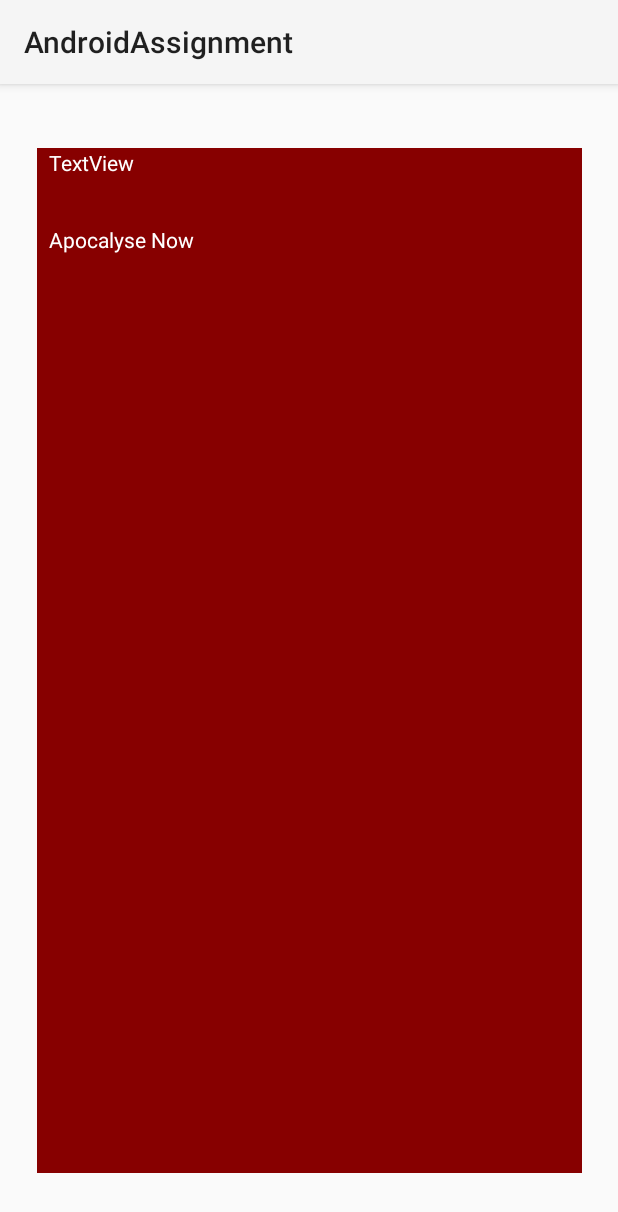
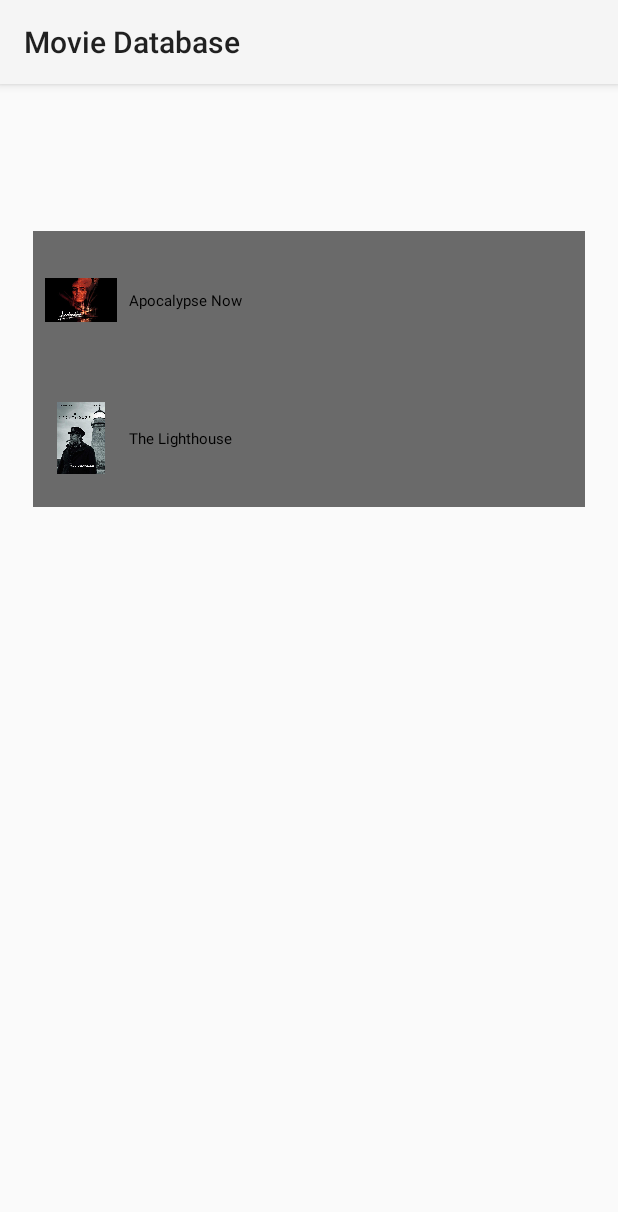
Before and after one commit to mnhnielsen/AndroidAssignment, an Android app: the screen it shows after launch (MainActivity), on a phone screen of 412 x 824 dp. Shown: the top 1212 px of the screen. Run offline under Robolectric (Android 15) with nearby library versions, the light colour scheme and no system bars; our stand-ins replace Room's generated code.

Commit message:
Details and list added

```diff
--- a/app/src/main/AndroidManifest.xml
+++ b/app/src/main/AndroidManifest.xml
@@ -25,6 +25,9 @@
                 android:name="android.app.lib_name"
                 android:value="" />
         </activity>
+        <activity android:name=".MovieDetailActivity" android:parentActivityName=".MainActivity">
+
+        </activity>
     </application>
 
 </manifest>
--- a/app/src/main/java/com/example/androidassignment/Database/Movie.kt
+++ b/app/src/main/java/com/example/androidassignment/Database/Movie.kt
@@ -1,5 +1,6 @@
 package com.example.androidassignment.Database
 
+import androidx.annotation.DrawableRes
 import androidx.room.ColumnInfo
 import androidx.room.Entity
 import androidx.room.PrimaryKey
@@ -8,5 +9,7 @@
 data class Movie(
     @PrimaryKey val id: Int,
     @ColumnInfo(name="title") val movieTitle: String,
-    @ColumnInfo(name = "description") val description: String
+    @ColumnInfo(name = "description") val description: String,
+    @DrawableRes
+    @ColumnInfo(name = "image") val image: Int
 )
--- a/app/src/main/java/com/example/androidassignment/Database/MovieAdapter.kt
+++ b/app/src/main/java/com/example/androidassignment/Database/MovieAdapter.kt
@@ -3,30 +3,47 @@
 
 import android.view.LayoutInflater
 import android.view.View
+import android.view.View.OnClickListener
 import android.view.ViewGroup
-import android.widget.CheckBox
+import android.widget.ImageView
 import android.widget.TextView
 import androidx.recyclerview.widget.RecyclerView
 import com.example.androidassignment.R
 
-class MovieAdapter(private val data : ArrayList<Movie>) : RecyclerView.Adapter<MovieAdapter.ViewHolder>() {
+class MovieAdapter(
+    private val data: ArrayList<Movie>
+) : RecyclerView.Adapter<MovieAdapter.ViewHolder>() {
 
-    inner class ViewHolder(item : View): RecyclerView.ViewHolder(item){
-        val movieTitle : TextView = item.findViewById(R.id.movieTitle)
-        val description : TextView = item.findViewById(R.id.description)
+    var onItemClick: ((Movie) -> Unit)? = null
+
+    inner class ViewHolder(item: View) :
+        RecyclerView.ViewHolder(item) {
+
+        val movieTitle: TextView = item.findViewById(R.id.movieTitle)
+        val movieImage: ImageView = item.findViewById(R.id.movieImage)
+
+        init {
+            itemView.setOnClickListener {
+                onItemClick?.invoke(data[adapterPosition])
+            }
+        }
+
     }
 
+
     override fun onCreateViewHolder(parent: ViewGroup, viewType: Int): ViewHolder {
-        val view = LayoutInflater.from(parent.context).inflate(R.layout.movie_view_holder, parent, false)
+        val view =
+            LayoutInflater.from(parent.context).inflate(R.layout.movie_view_holder, parent, false)
         return ViewHolder(view)
     }
 
     override fun onBindViewHolder(holder: ViewHolder, position: Int) {
         holder.movieTitle.text = data[position].movieTitle
-
+        holder.movieImage.setImageResource(data[position].image)
     }
 
     override fun getItemCount(): Int {
         return data.size
     }
+
 }
--- a/app/src/main/java/com/example/androidassignment/Database/MovieDatabase.kt
+++ b/app/src/main/java/com/example/androidassignment/Database/MovieDatabase.kt
@@ -6,7 +6,7 @@
 import androidx.room.Room.databaseBuilder
 import androidx.room.RoomDatabase
 
-@Database(entities = arrayOf(Movie::class), version = 1)
+@Database(entities = arrayOf(Movie::class), version = 3)
 abstract class MovieDatabase : RoomDatabase() {
     abstract fun movieDao(): MovieDao
 
@@ -17,6 +17,7 @@
             if (INSTANCE == null) {
                 INSTANCE = databaseBuilder(context.applicationContext, MovieDatabase::class.java, "MovieDatabase")
                     .allowMainThreadQueries()
+                    .fallbackToDestructiveMigration()
                     .build()
             }
             return INSTANCE
--- a/app/src/main/java/com/example/androidassignment/MainActivity.kt
+++ b/app/src/main/java/com/example/androidassignment/MainActivity.kt
@@ -1,5 +1,6 @@
 package com.example.androidassignment
 
+import android.content.Intent
 import androidx.appcompat.app.AppCompatActivity
 import android.os.Bundle
 import android.util.Log
@@ -11,8 +12,9 @@
 
 class MainActivity : AppCompatActivity() {
 
-    lateinit var db : MovieDatabase
+    lateinit var db: MovieDatabase
     lateinit var adapter: MovieAdapter
+    var movieList: ArrayList<Movie> = arrayListOf()
 
     override fun onCreate(savedInstanceState: Bundle?) {
         super.onCreate(savedInstanceState)
@@ -20,22 +22,19 @@
 
         db = MovieDatabase.getAppDatabase(this)!!
 
+        Log.i("Test", "this is a test")
 
-        if(db.movieDao().getAllMovies().isEmpty()){
+        if (db.movieDao().getAllMovies().isEmpty()) {
             Log.i("DatabaseTest", "Ran Database Population")
-            var movie = Movie(1, "Apocalyse Now", "Best movie ever made")
-            var movie1 = Movie(2, "The Lighthouse", "Second Best movie ever made")
-
-
+            var movie = Movie(1, "Apocalypse Now", "Best movie ever made", R.drawable.apocalypse)
+            var movie1 =
+                Movie(2, "The Lighthouse", "Second Best movie ever made", R.drawable.lighthouse)
             db.movieDao().insert(movie)
             db.movieDao().insert(movie1)
         }
 
 
-        var movieList : ArrayList<Movie> = arrayListOf()
-        for (movie in db.movieDao().getAllMovies()){
-            movieList.add(movie)
-        }
+        movieList.addAll(db.movieDao().getAllMovies())
         adapter = MovieAdapter(movieList)
 
         var recyclerView: RecyclerView = findViewById(R.id.movieView)
@@ -43,5 +42,12 @@
         var layoutManager = StaggeredGridLayoutManager(1, StaggeredGridLayoutManager.VERTICAL)
         recyclerView.layoutManager = layoutManager
         recyclerView.adapter = adapter
+        adapter.onItemClick = { movie ->
+            val intent = Intent(this, MovieDetailActivity::class.java)
+            intent.putExtra("Movie", movie.id)
+            Log.d("CLICKED", movie.movieTitle)
+            startActivity(intent)
+        }
     }
+
 }
--- a/app/src/main/res/layout/activity_main.xml
+++ b/app/src/main/res/layout/activity_main.xml
@@ -8,8 +8,8 @@
 
     <androidx.recyclerview.widget.RecyclerView
         android:id="@+id/movieView"
-        android:layout_width="379dp"
-        android:layout_height="699dp"
+        android:layout_width="368dp"
+        android:layout_height="572dp"
         android:layout_marginStart="16dp"
         android:layout_marginTop="16dp"
         android:layout_marginEnd="16dp"
@@ -18,4 +18,5 @@
         app:layout_constraintEnd_toEndOf="parent"
         app:layout_constraintStart_toStartOf="parent"
         app:layout_constraintTop_toTopOf="parent" />
+
 </androidx.constraintlayout.widget.ConstraintLayout>
--- a/app/src/main/res/layout/movie_view_holder.xml
+++ b/app/src/main/res/layout/movie_view_holder.xml
@@ -1,44 +1,40 @@
 <?xml version="1.0" encoding="utf-8"?>
 <androidx.constraintlayout.widget.ConstraintLayout xmlns:android="http://schemas.android.com/apk/res/android"
     xmlns:app="http://schemas.android.com/apk/res-auto"
-    xmlns:tools="http://schemas.android.com/tools"
     android:layout_width="match_parent"
-    android:layout_height="match_parent">
+    android:layout_height="wrap_content">
+
 
     <View
         android:id="@+id/view"
-        android:layout_width="0dp"
-        android:layout_height="0dp"
-        android:layout_marginStart="8dp"
-        android:layout_marginTop="8dp"
+        android:layout_width="393dp"
+        android:layout_height="92dp"
         android:layout_marginEnd="8dp"
-        android:layout_marginBottom="8dp"
-        android:background="#870000"
+        android:background="#6A6A6A"
         app:layout_constraintBottom_toBottomOf="parent"
         app:layout_constraintEnd_toEndOf="parent"
+        app:layout_constraintHorizontal_bias="0.0"
+        app:layout_constraintStart_toStartOf="parent" />
+
+    <ImageView
+        android:id="@+id/movieImage"
+        android:layout_width="48dp"
+        android:layout_height="48dp"
+        android:layout_margin="8dp"
+        app:layout_constraintBottom_toBottomOf="parent"
+        app:layout_constraintEnd_toStartOf="@+id/movieTitle"
+        app:layout_constraintHorizontal_bias="0.0"
         app:layout_constraintStart_toStartOf="parent"
         app:layout_constraintTop_toTopOf="parent" />
-
 
     <TextView
         android:id="@+id/movieTitle"
         android:layout_width="wrap_content"
         android:layout_height="wrap_content"
-        android:layout_marginStart="16dp"
-        android:layout_marginTop="32dp"
-        android:text="TextView"
-        android:textColor="#FFFFFF"
-        app:layout_constraintStart_toStartOf="parent"
-        app:layout_constraintTop_toBottomOf="@+id/description" />
+        android:layout_margin="8dp"
+        android:textAppearance="?attr/textAppearanceHeadline5"
+        app:layout_constraintBottom_toBottomOf="parent"
+        app:layout_constraintTop_toTopOf="parent"
+        app:layout_constraintStart_toEndOf="@+id/movieImage" />
 
-    <TextView
-        android:id="@+id/description"
-        android:layout_width="wrap_content"
-        android:layout_height="wrap_content"
-        android:layout_marginStart="16dp"
-        android:layout_marginTop="8dp"
-        android:text="TextView"
-        android:textColor="#FFFFFF"
-        app:layout_constraintStart_toStartOf="parent"
-        app:layout_constraintTop_toTopOf="parent" />
 </androidx.constraintlayout.widget.ConstraintLayout>
--- a/app/src/main/res/values/strings.xml
+++ b/app/src/main/res/values/strings.xml
@@ -1,3 +1,3 @@
 <resources>
-    <string name="app_name">AndroidAssignment</string>
+    <string name="app_name">Movie Database</string>
 </resources>
```
Also changed, not shown: app/src/main/java/com/example/androidassignment/Database/RecyclerViewInterface.java (added, +7 -0 lines), app/src/main/java/com/example/androidassignment/MovieDetailActivity.kt (added, +33 -0 lines), app/src/main/res/layout/moviedetails.xml (added, +37 -0 lines), app/src/main/res/drawable-v24/apocalypse.jpg (added), app/src/main/res/drawable-v24/dahlia.png (added), app/src/main/res/drawable-v24/lighthouse.jpg (added).
